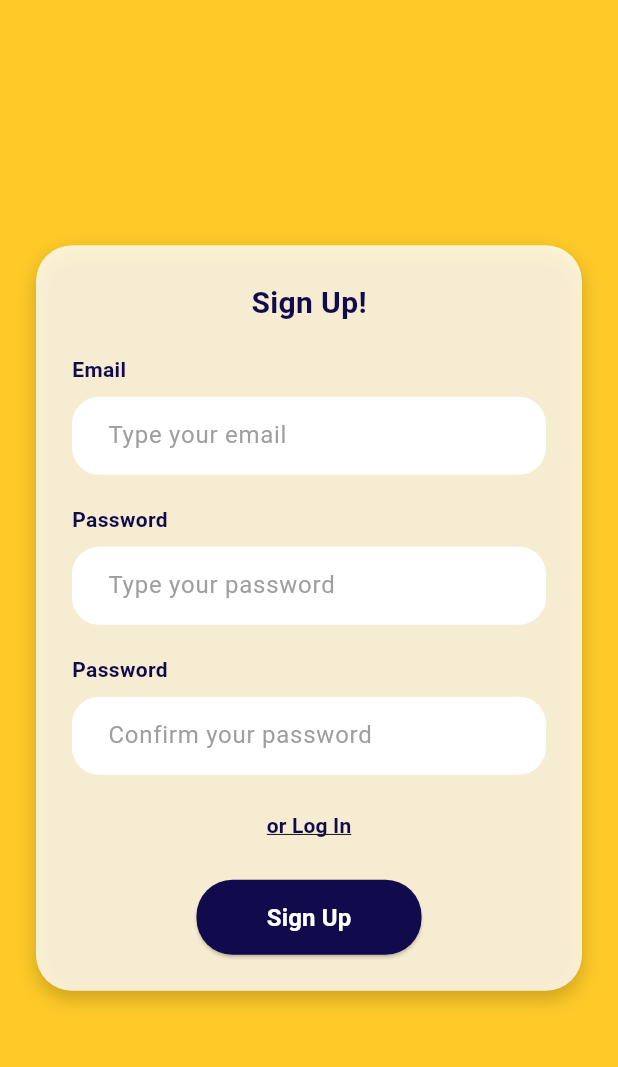
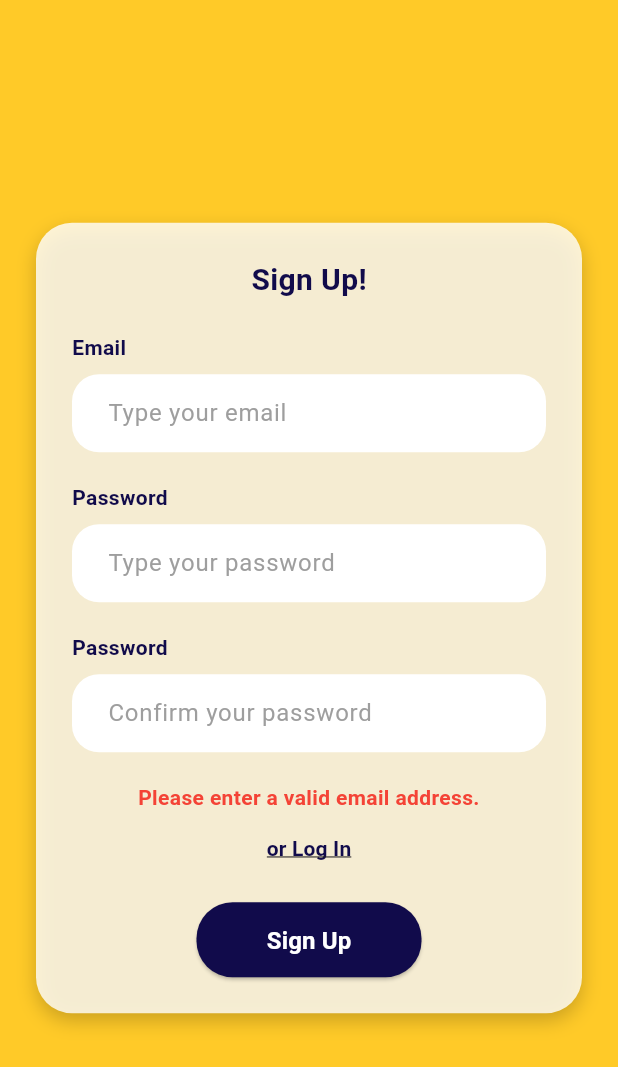
Before and after one commit to UCF-GroupProj/poosd-monorepo, a Flutter app: the RegisterPage screen opened by its route, after a tap on "Sign Up", on a phone screen of 412 x 824 dp. Shown: the top 1067 px of the screen. Run offline on Flutter 3.47's test engine with Material 3 defaults, Android fonts, the phone set to English and light mode, and no system bars; our stand-ins replace carousel_slider.

Commit message:
integrated login and register Apis with a bit of testing on edge cases

```diff
--- a/apps/mobile/lib/pages/page_register.dart
+++ b/apps/mobile/lib/pages/page_register.dart
@@ -1,6 +1,6 @@
 import 'package:flutter/material.dart';
 import 'package:large_project_dart/routes/routes.dart';
-//import 'package:large_project_dart/page_collections.dart';
+import 'package:large_project_dart/utils/get_api.dart';
 
 class RegisterPage extends StatefulWidget {
   const RegisterPage({super.key});
@@ -10,6 +10,83 @@ class RegisterPage extends StatefulWidget {
 }
 
 class _RegisterPageState extends State<RegisterPage> {
+  final TextEditingController _emailController = TextEditingController();
+  final TextEditingController _passwordController = TextEditingController();
+  final TextEditingController _confirmPasswordController = TextEditingController();
+  bool _isLoading = false;
+  String? _errorMessage;
+  String? _successMessage;
+
+  @override
+  void dispose() {
+    _emailController.dispose();
+    _passwordController.dispose();
+    _confirmPasswordController.dispose();
+    super.dispose();
+  }
+
+  bool isEmailValid(String email) {
+    final bool emailValid = RegExp(r"^[a-zA-Z0-9.a-zA-Z0-9.!#$%&'*+-/=?^_`{|}~]+@[a-zA-Z0-9]+\.[a-zA-Z]+").hasMatch(email);
+    return emailValid;
+  }
+
+  Future<void> _handleRegister() async{
+    final email = _emailController.text;
+    final password = _passwordController.text;
+    final confirmPassword = _confirmPasswordController.text;
+
+    if(!isEmailValid(email)){
+      setState(() {
+        _errorMessage = "Please enter a valid email address.";
+      });
+      return;
+    }
+
+    if(password.isEmpty || confirmPassword.isEmpty){
+      setState(() {
+        _errorMessage = "Please enter a password.";
+      });
+      return;
+    }
+
+    if(password != confirmPassword){
+      setState(() {
+        _errorMessage = "Passwords do not match";
+      });
+    }
+
+    setState(() {
+      _isLoading = true;
+      _errorMessage = null;
+      _successMessage = null;
+    });
+
+    try{
+      final successResponse = await Register.register(email, password);
+
+      setState(() {
+        _isLoading = false;
+      });
+
+      if(successResponse != null){
+        if(mounted){
+          setState(() {
+            _successMessage = successResponse;
+          });
+        } else{
+          throw Exception("Registration Error");
+        }
+      } else{
+        _errorMessage = "Registration Failed";
+      }
+    } catch (e){
+        setState(() {
+        _isLoading = false;
+        _errorMessage = e.toString().replaceFirst("Exception: ", "");
+      });
+    }
+  }
+
   @override
   Widget build(BuildContext context) {
     return Scaffold(
@@ -53,6 +130,8 @@ class _RegisterPageState extends State<RegisterPage> {
               ),
               SizedBox(height: 8),
               TextField(
+                controller: _emailController,
+                keyboardType: TextInputType.emailAddress,
                 decoration: InputDecoration(
                   hintText: "Type your email",
                   hintStyle: TextStyle(color: Colors.grey),
@@ -78,6 +157,9 @@ class _RegisterPageState extends State<RegisterPage> {
               ),
               SizedBox(height: 8),
               TextField(
+                controller: _passwordController,
+                keyboardType: TextInputType.text,
+                obscureText: true,
                 decoration: InputDecoration(
                   hintText: "Type your password",
                   hintStyle: TextStyle(color: Colors.grey),
@@ -103,6 +185,9 @@ class _RegisterPageState extends State<RegisterPage> {
               ),
               SizedBox(height: 8),
               TextField(
+                controller: _confirmPasswordController,
+                keyboardType: TextInputType.text,
+                obscureText: true,
                 decoration: InputDecoration(
                   hintText: "Confirm your password",
                   hintStyle: TextStyle(color: Colors.grey),
@@ -116,6 +201,16 @@ class _RegisterPageState extends State<RegisterPage> {
                 ),
               ),
               SizedBox(height: 10),
+              if(_errorMessage != null)
+                Padding(
+                  padding: const EdgeInsets.only(top: 10),
+                  child: Text(_errorMessage!, style: const TextStyle(color: Colors.red, fontWeight: FontWeight.bold), textAlign: TextAlign.center,)
+                ),
+              if(_successMessage != null)
+                Padding(
+                  padding: const EdgeInsets.only(top: 10),
+                  child: Text(_successMessage!, style: const TextStyle(color: Colors.green, fontWeight: FontWeight.bold), textAlign: TextAlign.center,)
+                ),
               Align(
                 alignment: Alignment.center,
                 child:
@@ -143,7 +238,7 @@ class _RegisterPageState extends State<RegisterPage> {
                 width: 150,
                 height: 50,
                 child: ElevatedButton(
-                  onPressed: () {},
+                  onPressed: _isLoading ? null : _handleRegister,
                   style: ElevatedButton.styleFrom(
                     backgroundColor: Color.fromARGB(255, 17, 11, 75),
                     shape: RoundedRectangleBorder(
```
Also changed, not shown: apps/mobile/lib/pages/page_login.dart (+76 -24 lines), apps/mobile/lib/utils/get_api.dart (+62 -0 lines).
